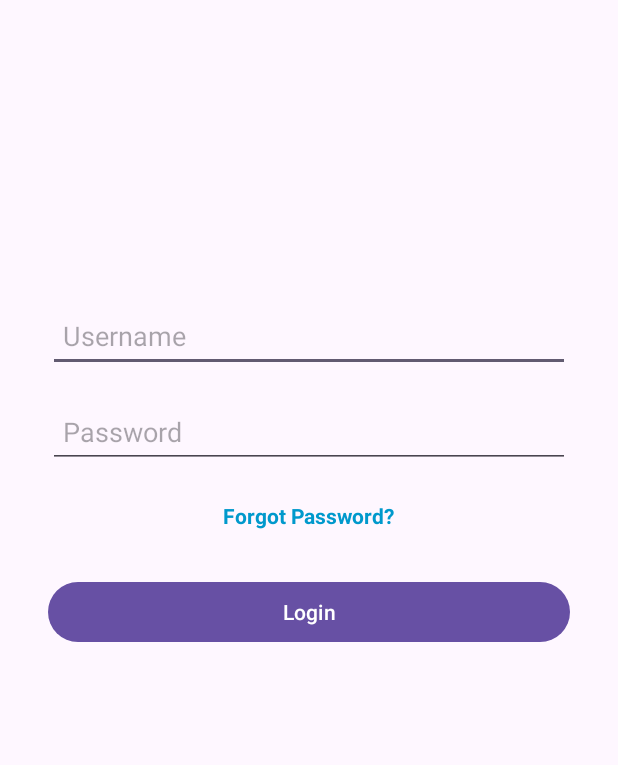
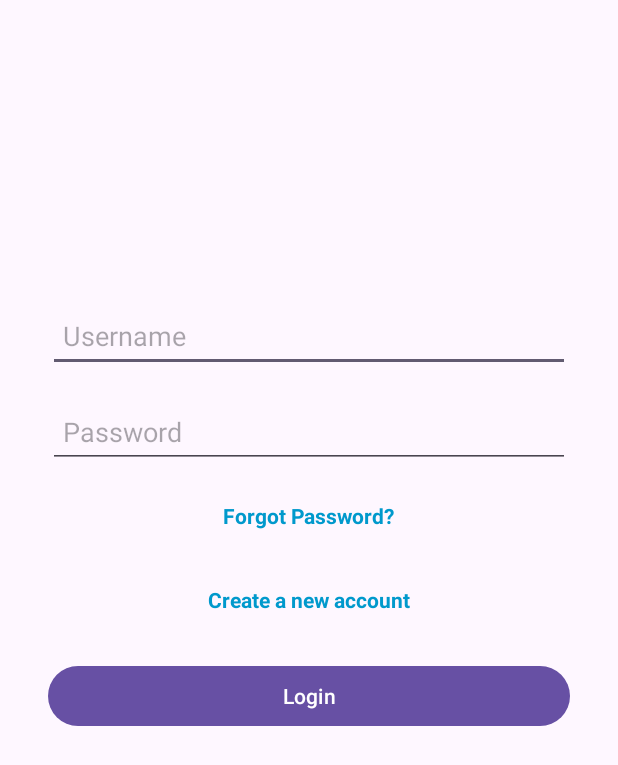
Before and after one commit to Clirim99/EasyMeet, an Android app: the SignInActivity screen opened directly, with no data from a screen before it, on a phone screen of 412 x 824 dp. Shown: the top 765 px of the screen. Run offline under Robolectric (Android 15) with nearby library versions, the phone set to English and light mode, and no system bars; libraries missing offline, so code that uses them is left out: javax.mail.

```diff
--- a/app/build.gradle.kts
+++ b/app/build.gradle.kts
@@ -42,6 +42,7 @@ dependencies {
     implementation(libs.material)
     implementation(libs.activity)
     implementation(libs.constraintlayout)
+    implementation(libs.firebase.firestore)
     testImplementation(libs.junit)
     androidTestImplementation(libs.ext.junit)
     androidTestImplementation(libs.espresso.core)
@@ -49,4 +50,6 @@ dependencies {
     implementation("com.sun.mail:android-activation:1.6.2")
     compile("com.brevo:brevo:1.0.0")
     implementation("com.google.firebase:firebase-messaging:24.1.0")
+    implementation ("com.google.firebase:firebase-core:21.1.1")
+    implementation(platform("com.google.firebase:firebase-bom:33.7.0"))
 }
--- a/app/src/main/java/com/example/easymeet/activity/ChangePasswordActivity.java
+++ b/app/src/main/java/com/example/easymeet/activity/ChangePasswordActivity.java
@@ -12,6 +12,7 @@ import androidx.appcompat.app.AppCompatActivity;
 
 import com.example.easymeet.R;
 import com.example.easymeet.repository.UserRepository;
+import com.example.easymeet.utility.EncryptData;
 
 public class ChangePasswordActivity extends AppCompatActivity {
 
@@ -48,7 +49,8 @@ public class ChangePasswordActivity extends AppCompatActivity {
                     return;
                 }
 
-                boolean isUpdated = UserRepository.updatePassword(ChangePasswordActivity.this, getEmail, newPassword);
+                String hashedNewPassword = EncryptData.md5Hasshing(newPassword);
+                boolean isUpdated = UserRepository.updatePassword(ChangePasswordActivity.this, getEmail, hashedNewPassword);
                 if (isUpdated) {
                     Toast.makeText(ChangePasswordActivity.this, "Password updated successfully!", Toast.LENGTH_SHORT).show();
                     Intent intent = new Intent(ChangePasswordActivity.this, SignInActivity.class);
--- a/app/src/main/java/com/example/easymeet/activity/ConfirmIdentity.java
+++ b/app/src/main/java/com/example/easymeet/activity/ConfirmIdentity.java
@@ -43,6 +43,7 @@ public class ConfirmIdentity extends AppCompatActivity {
                 if (confirmationCode != null && confirmationCode.equals(confirmCodeTxt)) {
                     Intent intent = new Intent(ConfirmIdentity.this, HomeActivity.class);
                     startActivity(intent);
+                    finish();
                 } else {
                     Toast.makeText(ConfirmIdentity.this, "Wrong code.", Toast.LENGTH_SHORT).show();
                 }
--- a/app/src/main/java/com/example/easymeet/activity/ProfileActivity.java
+++ b/app/src/main/java/com/example/easymeet/activity/ProfileActivity.java
@@ -82,7 +82,6 @@ public class ProfileActivity extends AppCompatActivity {
             setEditingEnabled(false);
             editProfileButton.setText("Edit Profile");
             isEditing = false;
-
             // Save changes when exiting edit mode
             saveProfileChanges();
         } else {
@@ -91,6 +90,7 @@ public class ProfileActivity extends AppCompatActivity {
             editProfileButton.setText("Save Changes");
             isEditing = true;
             profileImage.setOnClickListener(v -> openImagePicker());
+
         }
     }
 
@@ -167,6 +167,8 @@ public class ProfileActivity extends AppCompatActivity {
 
         // Disable image selection after saving
         profileImage.setOnClickListener(null);
+        Intent intent = new Intent(ProfileActivity.this, HomeActivity.class);
+        startActivity(intent);
     }
 
 
--- a/app/src/main/java/com/example/easymeet/activity/SignInActivity.java
+++ b/app/src/main/java/com/example/easymeet/activity/SignInActivity.java
@@ -9,12 +9,15 @@ import android.widget.TextView;
 import android.widget.Toast;
 
 import androidx.activity.EdgeToEdge;
+import androidx.activity.OnBackPressedCallback;
 import androidx.appcompat.app.AppCompatActivity;
 
 import com.example.easymeet.R;
 import com.example.easymeet.repository.UserRepository;
 import com.example.easymeet.utility.Authentication;
 import com.example.easymeet.utility.EmailSender;
+import com.example.easymeet.utility.EncryptData;
+import com.google.firebase.messaging.FirebaseMessaging;
 
 import java.util.Random;
 
@@ -27,6 +30,7 @@ public class SignInActivity extends AppCompatActivity {
     private EditText username;
     private EditText password;
     private TextView forgotPassword;
+    private TextView createNewAccount;
 
     @Override
     protected void onCreate(Bundle savedInstanceState) {
@@ -38,8 +42,15 @@ public class SignInActivity extends AppCompatActivity {
         username = findViewById(R.id.usernameinput);
         password = findViewById(R.id.passwordInput);
         forgotPassword = findViewById(R.id.forgotPasswordText);
+        createNewAccount = findViewById(R.id.gotoSignUpEditText);
+        // Handle forgot password action
 
-        // Handle forgot password action
+        getOnBackPressedDispatcher().addCallback(this, new OnBackPressedCallback(true) {
+            @Override
+            public void handleOnBackPressed() {
+                // Do nothing to effectively disable the back button
+            }
+        });
         forgotPassword.setOnClickListener(v -> {
             String email = username.getText().toString().trim();
             if(!UserRepository.doesUserExist(SignInActivity.this, email)){
@@ -60,13 +71,31 @@ public class SignInActivity extends AppCompatActivity {
             sendForgotPasswordEmail(email);
         });
 
-        // Handle login action
+        createNewAccount.setOnClickListener(v -> {
+            Intent intent = new Intent(SignInActivity.this, SignUpActivity.class);
+            startActivity(intent);
+        });
+                    // Handle login action
         Button loginBtn = findViewById(R.id.loginButton);
         loginBtn.setOnClickListener(v -> {
             String usernameTxt = username.getText().toString().trim();
-            String passwordTxt = password.getText().toString().trim();
+            String passwordTxt = EncryptData.md5Hasshing(password.getText().toString().trim());
 
             if (Authentication.logIn(SignInActivity.this, usernameTxt, passwordTxt)) {
+                FirebaseMessaging.getInstance().getToken()
+                        .addOnCompleteListener(task -> {
+                            if (!task.isSuccessful()) {
+                                Log.i("MYTAG", "Fetching FCM registration token failed", task.getException());
+                                return;
+                            }
+
+                            // Get new FCM registration token
+                            String token = task.getResult();
+                            Log.i("MYTAG", "FCM Token: " + token);
+
+                            // You can store this token in your backend if you want to send notifications to this specific device later
+                        });
+
                 sendLoginEmail(usernameTxt);
                 //Intent intent = new Intent(SignInActivity.this, HomeActivity.class);
                 //startActivity(intent);
@@ -82,6 +111,7 @@ public class SignInActivity extends AppCompatActivity {
      *
      * @param email The email address of the user.
      */
+
     private void sendForgotPasswordEmail(String email) {
         new Thread(() -> {
             // Generate a 6-digit verification code
--- a/app/src/main/java/com/example/easymeet/activity/SignUpActivity.java
+++ b/app/src/main/java/com/example/easymeet/activity/SignUpActivity.java
@@ -50,9 +50,11 @@ public class SignUpActivity extends AppCompatActivity {
                 String lastNameTxt = String.valueOf(lastName.getText());
                 String usernameTxt = String.valueOf(username.getText());
                 String emailTxt = String.valueOf(email.getText());
-                String passwordTxt = String.valueOf(password.getText());
+                String passwordTxt =  String.valueOf(password.getText());
                 String confirmPasswordTxt = String.valueOf(confirmPassword.getText());
-                User user = new User(firstNameTxt,lastNameTxt,usernameTxt,emailTxt,passwordTxt,confirmPasswordTxt);
+                String hashedPass = EncryptData.md5Hasshing(passwordTxt);
+                String confrimedHashedPass = EncryptData.md5Hasshing(confirmPasswordTxt);
+                User user = new User(firstNameTxt,lastNameTxt,usernameTxt,emailTxt,hashedPass,confrimedHashedPass);
 
                 if (!isPasswordValid(passwordTxt)) {
                     Toast.makeText(SignUpActivity.this, "Password must be at least 8 characters long, contain 1 number, 1 special character, and 1 uppercase letter.", Toast.LENGTH_LONG).show();
--- a/app/src/main/res/layout/activity_sign_in.xml
+++ b/app/src/main/res/layout/activity_sign_in.xml
@@ -55,7 +55,23 @@
         app:layout_constraintStart_toStartOf="parent"
         app:layout_constraintEnd_toEndOf="parent" />
 
-
+    <TextView
+        android:id="@+id/gotoSignUpEditText"
+        android:layout_width="wrap_content"
+        android:layout_height="48dp"
+        android:text="Create a new account"
+        android:textColor="@android:color/holo_blue_dark"
+        android:textSize="14sp"
+        android:layout_marginTop="8dp"
+        android:padding="4dp"
+        android:clickable="true"
+        android:focusable="true"
+        android:background="?attr/selectableItemBackground"
+        android:gravity="center_vertical"
+        android:textStyle="bold"
+        app:layout_constraintTop_toBottomOf="@id/forgotPasswordText"
+        app:layout_constraintStart_toStartOf="parent"
+        app:layout_constraintEnd_toEndOf="parent" />
 
     <!-- Login Button -->
     <Button
@@ -63,7 +79,7 @@
         android:layout_width="0dp"
         android:layout_height="wrap_content"
         android:text="Login"
-        app:layout_constraintTop_toBottomOf="@id/forgotPasswordText"
+        app:layout_constraintTop_toBottomOf="@id/gotoSignUpEditText"
         app:layout_constraintStart_toStartOf="parent"
         app:layout_constraintEnd_toEndOf="parent"
         android:layout_marginTop="16dp"
--- a/build.gradle.kts
+++ b/build.gradle.kts
@@ -1,6 +1,6 @@
 // Top-level build file where you can add configuration options common to all sub-projects/modules.
 plugins {
     alias(libs.plugins.android.application) apply false
-    id("com.google.gms.google-services") version "4.4.2" apply false
+    alias(libs.plugins.google.gms.google.services) apply false
 
 }
--- a/gradle/libs.versions.toml
+++ b/gradle/libs.versions.toml
@@ -7,6 +7,9 @@ appcompat = "1.7.0"
 material = "1.12.0"
 activity = "1.9.3"
 constraintlayout = "2.1.4"
+firebaseMessaging = "24.1.0"
+googleGmsGoogleServices = "4.4.2"
+firebaseFirestore = "25.1.1"
 
 [libraries]
 junit = { group = "junit", name = "junit", version.ref = "junit" }
@@ -16,6 +19,9 @@ appcompat = { group = "androidx.appcompat", name = "appcompat", version.ref = "a
 material = { group = "com.google.android.material", name = "material", version.ref = "material" }
 activity = { group = "androidx.activity", name = "activity", version.ref = "activity" }
 constraintlayout = { group = "androidx.constraintlayout", name = "constraintlayout", version.ref = "constraintlayout" }
+firebase-messaging = { group = "com.google.firebase", name = "firebase-messaging", version.ref = "firebaseMessaging" }
+firebase-firestore = { group = "com.google.firebase", name = "firebase-firestore", version.ref = "firebaseFirestore" }
 
 [plugins]
 android-application = { id = "com.android.application", version.ref = "agp" }
+google-gms-google-services = { id = "com.google.gms.google-services", version.ref = "googleGmsGoogleServices" }
```
Also changed, not shown: app/src/main/AndroidManifest.xml (+3 -6 lines), app/src/main/java/com/example/easymeet/MyFirebaseInstanceIDService.java (deleted, +0 -16 lines), app/src/main/java/com/example/easymeet/MyFirebaseMessagingService.java (added, +90 -0 lines), app/src/main/java/com/example/easymeet/activity/HomeActivity.java (+22 -1 lines), app/src/main/res/layout/activity_home_screen.xml (+19 -8 lines), 1 other file.
